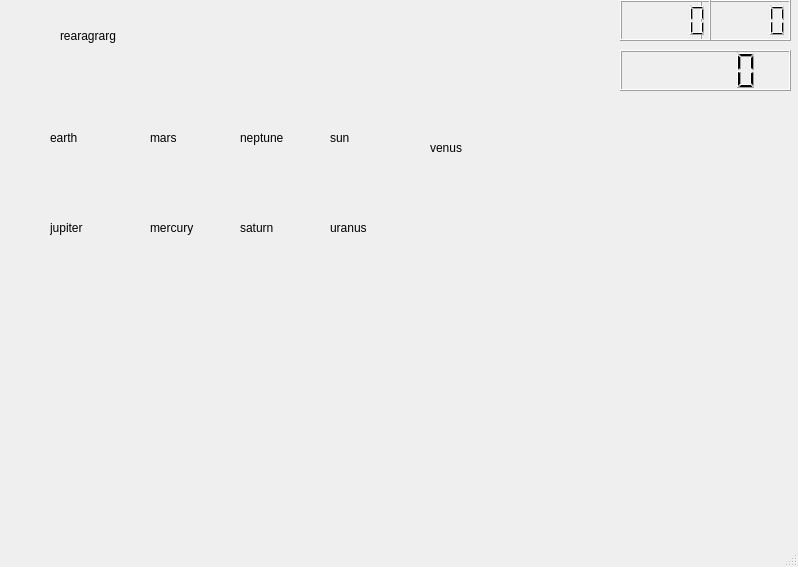
maxpe3447/SyZyGy, file Syzygy/mainwindow.ui: the form before one commit.
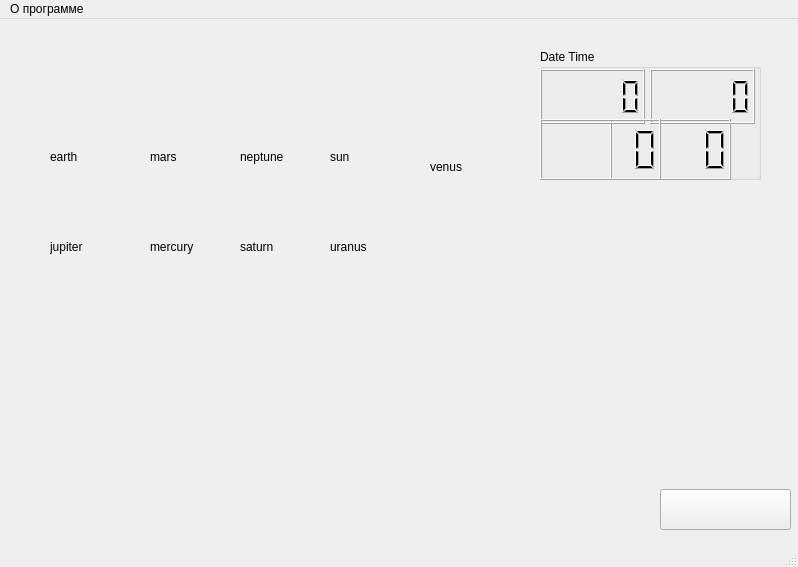
The form after the commit. Icons and pictures are not drawn.

The edit to the form file:
```diff
--- a/Syzygy/mainwindow.ui
+++ b/Syzygy/mainwindow.ui
@@ -20,34 +20,6 @@
    <bool>false</bool>
   </property>
   <widget class="QWidget" name="centralwidget">
-   <widget class="QLCDNumber" name="LCDdayAndMonth">
-    <property name="geometry">
-     <rect>
-      <x>620</x>
-      <y>0</y>
-      <width>91</width>
-      <height>41</height>
-     </rect>
-    </property>
-    <property name="font">
-     <font>
-      <kerning>true</kerning>
-     </font>
-    </property>
-   </widget>
-   <widget class="QLabel" name="label">
-    <property name="geometry">
-     <rect>
-      <x>60</x>
-      <y>10</y>
-      <width>81</width>
-      <height>51</height>
-     </rect>
-    </property>
-    <property name="text">
-     <string>rearagrarg</string>
-    </property>
-   </widget>
    <widget class="QLabel" name="earth">
     <property name="geometry">
      <rect>
@@ -165,25 +137,80 @@
      <string>venus</string>
     </property>
    </widget>
-   <widget class="QLCDNumber" name="LCDYear">
+   <widget class="QPushButton" name="pbMenu">
     <property name="geometry">
      <rect>
-      <x>700</x>
-      <y>0</y>
-      <width>91</width>
+      <x>660</x>
+      <y>470</y>
+      <width>131</width>
       <height>41</height>
      </rect>
     </property>
+    <property name="text">
+     <string/>
+    </property>
    </widget>
-   <widget class="QLCDNumber" name="LCDTime">
+   <widget class="QGroupBox" name="groupBox">
     <property name="geometry">
      <rect>
-      <x>620</x>
-      <y>50</y>
-      <width>171</width>
-      <height>41</height>
+      <x>540</x>
+      <y>30</y>
+      <width>221</width>
+      <height>131</height>
      </rect>
     </property>
+    <property name="title">
+     <string>Date Time</string>
+    </property>
+    <widget class="QLCDNumber" name="LCDdayAndMonth">
+     <property name="geometry">
+      <rect>
+       <x>0</x>
+       <y>20</y>
+       <width>105</width>
+       <height>55</height>
+      </rect>
+     </property>
+     <property name="font">
+      <font>
+       <kerning>true</kerning>
+      </font>
+     </property>
+    </widget>
+    <widget class="QLCDNumber" name="LCDYear">
+     <property name="geometry">
+      <rect>
+       <x>110</x>
+       <y>20</y>
+       <width>105</width>
+       <height>55</height>
+      </rect>
+     </property>
+    </widget>
+    <widget class="QLCDNumber" name="LCDHourMin">
+     <property name="geometry">
+      <rect>
+       <x>0</x>
+       <y>70</y>
+       <width>121</width>
+       <height>61</height>
+      </rect>
+     </property>
+    </widget>
+    <widget class="QLCDNumber" name="LCDSecond">
+     <property name="geometry">
+      <rect>
+       <x>70</x>
+       <y>70</y>
+       <width>121</width>
+       <height>61</height>
+      </rect>
+     </property>
+    </widget>
+    <zorder>LCDSecond</zorder>
+    <zorder>LCDdayAndMonth</zorder>
+    <zorder>LCDYear</zorder>
+    <zorder>LCDHourMin</zorder>
    </widget>
    <zorder>LCDYear</zorder>
    <zorder>LCDdayAndMonth</zorder>
@@ -208,6 +235,14 @@
      <height>21</height>
     </rect>
    </property>
+   <widget class="QMenu" name="menu">
+    <property name="title">
+     <string>О программе </string>
+    </property>
+    <addaction name="action"/>
+    <addaction name="action_2"/>
+   </widget>
+   <addaction name="menu"/>
   </widget>
   <widget class="QStatusBar" name="statusBar"/>
  </widget>
```
Left out of the diff: 23 changed lines with no effect on the pictures.
